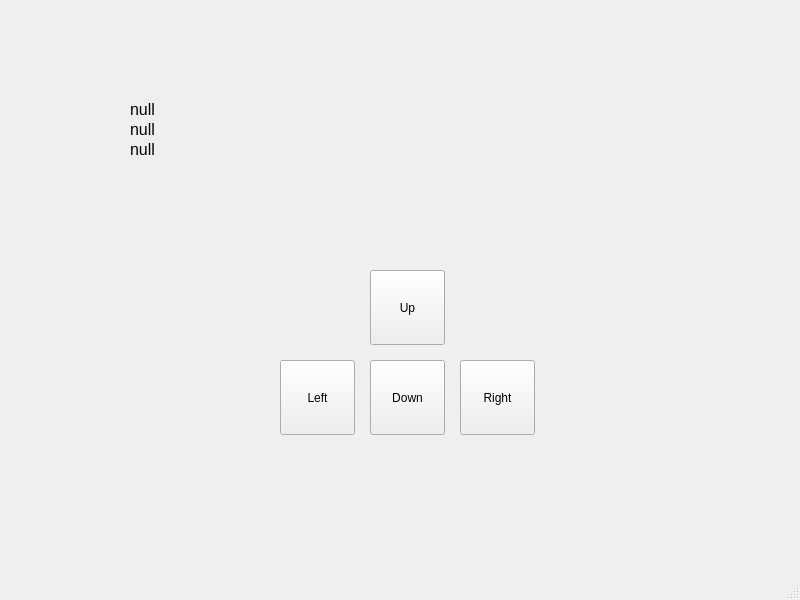
zjlxmyx/ThorlabsKST101, file designer_main_GUI.ui: the form before one commit.
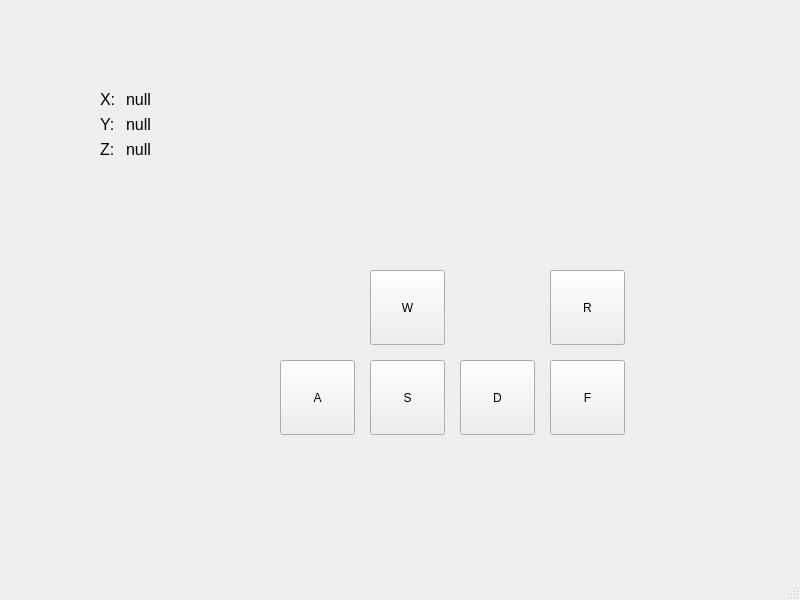
The form after the commit.

What changed in the file:
```diff
--- a/designer_main_GUI.ui
+++ b/designer_main_GUI.ui
@@ -24,7 +24,7 @@
      </rect>
     </property>
     <property name="text">
-     <string>Up</string>
+     <string>W</string>
     </property>
    </widget>
    <widget class="QPushButton" name="left_button">
@@ -37,7 +37,7 @@
      </rect>
     </property>
     <property name="text">
-     <string>Left</string>
+     <string>A</string>
     </property>
    </widget>
    <widget class="QPushButton" name="down_button">
@@ -50,7 +50,7 @@
      </rect>
     </property>
     <property name="text">
-     <string>Down</string>
+     <string>S</string>
     </property>
    </widget>
    <widget class="QPushButton" name="right_button">
@@ -63,46 +63,87 @@
      </rect>
     </property>
     <property name="text">
-     <string>Right</string>
+     <string>D</string>
     </property>
    </widget>
-   <widget class="QLabel" name="y_label">
+   <widget class="QWidget" name="layoutWidget">
     <property name="geometry">
      <rect>
-      <x>130</x>
-      <y>120</y>
-      <width>26</width>
-      <height>19</height>
+      <x>100</x>
+      <y>90</y>
+      <width>71</width>
+      <height>71</height>
      </rect>
     </property>
-    <property name="text">
-     <string>&lt;html&gt;&lt;head/&gt;&lt;body&gt;&lt;p&gt;&lt;span style=&quot; font-size:12pt;&quot;&gt;null&lt;/span&gt;&lt;/p&gt;&lt;/body&gt;&lt;/html&gt;</string>
-    </property>
+    <layout class="QFormLayout" name="formLayout">
+     <item row="0" column="0">
+      <widget class="QLabel" name="label">
+       <property name="text">
+        <string>&lt;html&gt;&lt;head/&gt;&lt;body&gt;&lt;p&gt;&lt;span style=&quot; font-size:12pt;&quot;&gt;X: &lt;/span&gt;&lt;/p&gt;&lt;/body&gt;&lt;/html&gt;</string>
+       </property>
+      </widget>
+     </item>
+     <item row="0" column="1">
+      <widget class="QLabel" name="x_label">
+       <property name="text">
+        <string>&lt;html&gt;&lt;head/&gt;&lt;body&gt;&lt;p&gt;&lt;span style=&quot; font-size:12pt;&quot;&gt;null&lt;/span&gt;&lt;/p&gt;&lt;/body&gt;&lt;/html&gt;</string>
+       </property>
+      </widget>
+     </item>
+     <item row="1" column="0">
+      <widget class="QLabel" name="label_2">
+       <property name="text">
+        <string>&lt;html&gt;&lt;head/&gt;&lt;body&gt;&lt;p&gt;&lt;span style=&quot; font-size:12pt;&quot;&gt;Y: &lt;/span&gt;&lt;/p&gt;&lt;/body&gt;&lt;/html&gt;</string>
+       </property>
+      </widget>
+     </item>
+     <item row="1" column="1">
+      <widget class="QLabel" name="y_label">
+       <property name="text">
+        <string>&lt;html&gt;&lt;head/&gt;&lt;body&gt;&lt;p&gt;&lt;span style=&quot; font-size:12pt;&quot;&gt;null&lt;/span&gt;&lt;/p&gt;&lt;/body&gt;&lt;/html&gt;</string>
+       </property>
+      </widget>
+     </item>
+     <item row="2" column="0">
+      <widget class="QLabel" name="label_3">
+       <property name="text">
+        <string>&lt;html&gt;&lt;head/&gt;&lt;body&gt;&lt;p&gt;&lt;span style=&quot; font-size:12pt;&quot;&gt;Z: &lt;/span&gt;&lt;/p&gt;&lt;/body&gt;&lt;/html&gt;</string>
+       </property>
+      </widget>
+     </item>
+     <item row="2" column="1">
+      <widget class="QLabel" name="z_label">
+       <property name="text">
+        <string>&lt;html&gt;&lt;head/&gt;&lt;body&gt;&lt;p&gt;&lt;span style=&quot; font-size:12pt;&quot;&gt;null&lt;/span&gt;&lt;/p&gt;&lt;/body&gt;&lt;/html&gt;</string>
+       </property>
+      </widget>
+     </item>
+    </layout>
    </widget>
-   <widget class="QLabel" name="x_label">
+   <widget class="QPushButton" name="up_button_2">
     <property name="geometry">
      <rect>
-      <x>130</x>
-      <y>100</y>
-      <width>26</width>
-      <height>19</height>
+      <x>550</x>
+      <y>270</y>
+      <width>75</width>
+      <height>75</height>
      </rect>
     </property>
     <property name="text">
-     <string>&lt;html&gt;&lt;head/&gt;&lt;body&gt;&lt;p&gt;&lt;span style=&quot; font-size:12pt;&quot;&gt;null&lt;/span&gt;&lt;/p&gt;&lt;/body&gt;&lt;/html&gt;</string>
+     <string>R</string>
     </property>
    </widget>
-   <widget class="QLabel" name="z_label">
+   <widget class="QPushButton" name="up_button_3">
     <property name="geometry">
      <rect>
-      <x>130</x>
-      <y>140</y>
-      <width>26</width>
-      <height>19</height>
+      <x>550</x>
+      <y>360</y>
+      <width>75</width>
+      <height>75</height>
      </rect>
     </property>
     <property name="text">
-     <string>&lt;html&gt;&lt;head/&gt;&lt;body&gt;&lt;p&gt;&lt;span style=&quot; font-size:12pt;&quot;&gt;null&lt;/span&gt;&lt;/p&gt;&lt;/body&gt;&lt;/html&gt;</string>
+     <string>F</string>
     </property>
    </widget>
   </widget>
```
Left out of the diff: 2 changed lines with no effect on the pictures.
